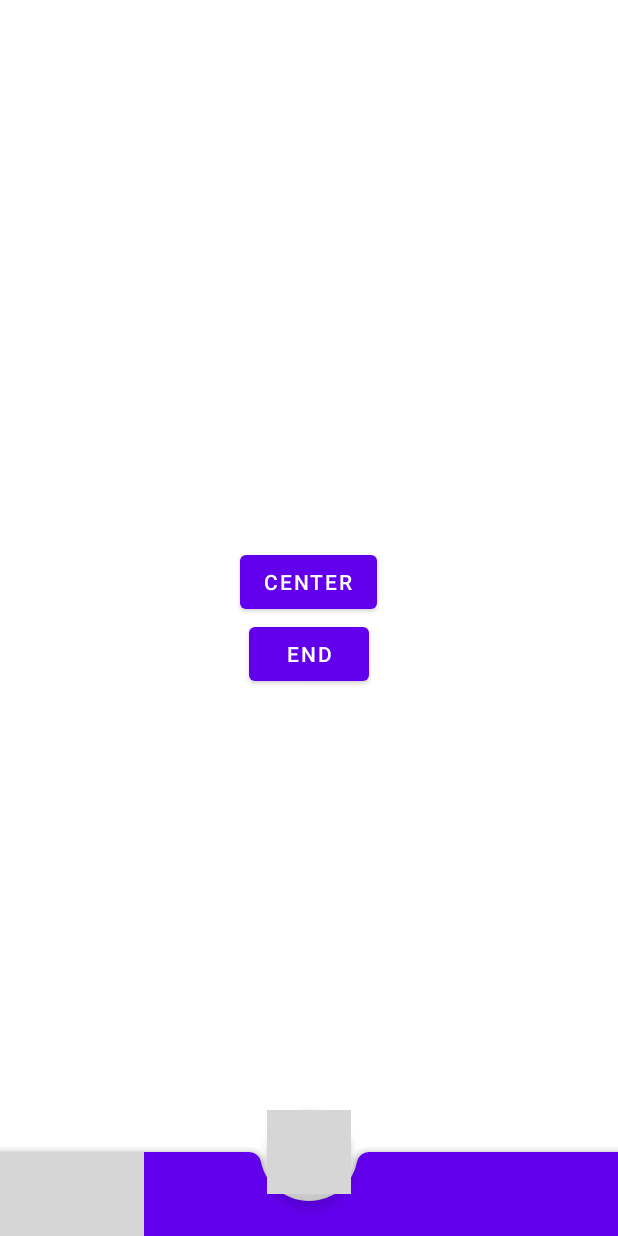
After one commit to nanglao/imageLoadMoreVIew, an Android app: the BottomAppActivity screen opened directly, with no data from a screen before it, on a phone screen of 412 x 824 dp. The commit adds this screen. Run offline under Robolectric (Android 15) with nearby library versions, the phone set to English and light mode, and no system bars; grey boxes are pictures that could not be loaded.

Commit message:
bottom app view from material design

```diff
--- /dev/null
+++ b/app/src/main/java/com/example/imageloadmoreview/BottomAppActivity.java
@@ -0,0 +1,42 @@
+package com.example.imageloadmoreview;
+
+import androidx.appcompat.app.AppCompatActivity;
+import androidx.coordinatorlayout.widget.CoordinatorLayout;
+import android.os.Bundle;
+import android.view.View;
+import android.widget.Button;
+import com.google.android.material.bottomappbar.BottomAppBar;
+import com.google.android.material.floatingactionbutton.FloatingActionButton;
+import com.google.android.material.snackbar.Snackbar;
+
+public class BottomAppActivity extends AppCompatActivity {
+    protected BottomAppBar bar;
+    protected CoordinatorLayout coordinatorLayout;
+    protected FloatingActionButton fab;
+    @Override
+    protected void onCreate(Bundle savedInstanceState) {
+        super.onCreate(savedInstanceState);
+        setContentView(R.layout.activity_bottom_app_test);
+
+        Button centerButton = findViewById(R.id.center);
+        coordinatorLayout = findViewById(R.id.coordinatorLayout);
+        fab = findViewById(R.id.fab);
+        bar = findViewById(R.id.bar);
+        Button endButton = findViewById(R.id.end);
+
+        centerButton.setOnClickListener(
+                v -> {
+                    bar.setFabAlignmentMode(BottomAppBar.FAB_ALIGNMENT_MODE_CENTER);
+                });
+        endButton.setOnClickListener(
+                v -> {
+                    bar.setFabAlignmentMode(BottomAppBar.FAB_ALIGNMENT_MODE_END);
+                });
+        fab.setOnClickListener(v -> showSnackbar(fab.getContentDescription()));
+    }
+    private void showSnackbar(CharSequence text) {
+        Snackbar.make(coordinatorLayout, text, Snackbar.LENGTH_SHORT)
+                .setAnchorView(fab.getVisibility() == View.VISIBLE ? fab : bar)
+                .show();
+    }
+}
--- /dev/null
+++ b/app/src/main/res/layout/activity_bottom_app_test.xml
@@ -0,0 +1,59 @@
+<?xml version="1.0" encoding="utf-8"?>
+<androidx.constraintlayout.widget.ConstraintLayout xmlns:android="http://schemas.android.com/apk/res/android"
+    xmlns:app="http://schemas.android.com/apk/res-auto"
+    android:layout_width="match_parent"
+    android:layout_height="match_parent"
+    >
+
+    <LinearLayout
+        android:layout_width="match_parent"
+        android:layout_height="match_parent"
+        android:text="Hello World!"
+        app:layout_constraintBottom_toBottomOf="parent"
+        app:layout_constraintLeft_toLeftOf="parent"
+        app:layout_constraintRight_toRightOf="parent"
+        android:gravity="center"
+        android:orientation="vertical"
+        app:layout_constraintTop_toTopOf="parent" >
+        <Button
+            android:id="@+id/center"
+            android:layout_width="wrap_content"
+            android:layout_height="wrap_content"
+            android:insetLeft="4dp"
+            android:insetRight="4dp"
+            android:text="@string/cat_bottomappbar_center"/>
+
+        <Button
+            android:id="@+id/end"
+            android:layout_width="wrap_content"
+            android:layout_height="wrap_content"
+            android:insetLeft="4dp"
+            android:insetRight="4dp"
+            android:text="@string/cat_bottomappbar_end"/>
+    </LinearLayout>
+
+    <androidx.coordinatorlayout.widget.CoordinatorLayout
+        android:id="@+id/coordinatorLayout"
+        android:layout_width="match_parent"
+        android:layout_height="match_parent">
+
+        <com.google.android.material.bottomappbar.BottomAppBar
+            android:id="@+id/bar"
+            android:layout_width="match_parent"
+            android:layout_height="wrap_content"
+            android:layout_gravity="bottom"
+            app:backgroundTint="@color/design_default_color_primary"
+            app:fabAlignmentMode="center"
+            app:navigationIcon="@drawable/chuck_ic_search_white_24dp"/>
+
+
+        <com.google.android.material.floatingactionbutton.FloatingActionButton
+            android:id="@+id/fab"
+            android:layout_width="wrap_content"
+            android:layout_height="wrap_content"
+            android:src="@drawable/chuck_ic_notification_white_24dp"
+            app:layout_anchor="@id/bar" />
+
+    </androidx.coordinatorlayout.widget.CoordinatorLayout>
+
+</androidx.constraintlayout.widget.ConstraintLayout>
```
Also changed, not shown: app/src/main/AndroidManifest.xml (+18 -11 lines), app/src/main/res/drawable-v24/ic_add_24px.xml (added, +9 -0 lines), app/src/main/res/drawable-v24/ic_drawer_menu_24px.xml (added, +10 -0 lines), app/src/main/res/layout/activity_cat_bottomappbar_content.xml (added, +87 -0 lines), app/src/main/res/menu/demo_primary.xml (added, +8 -0 lines), app/src/main/res/values/strings.xml (+19 -0 lines).
